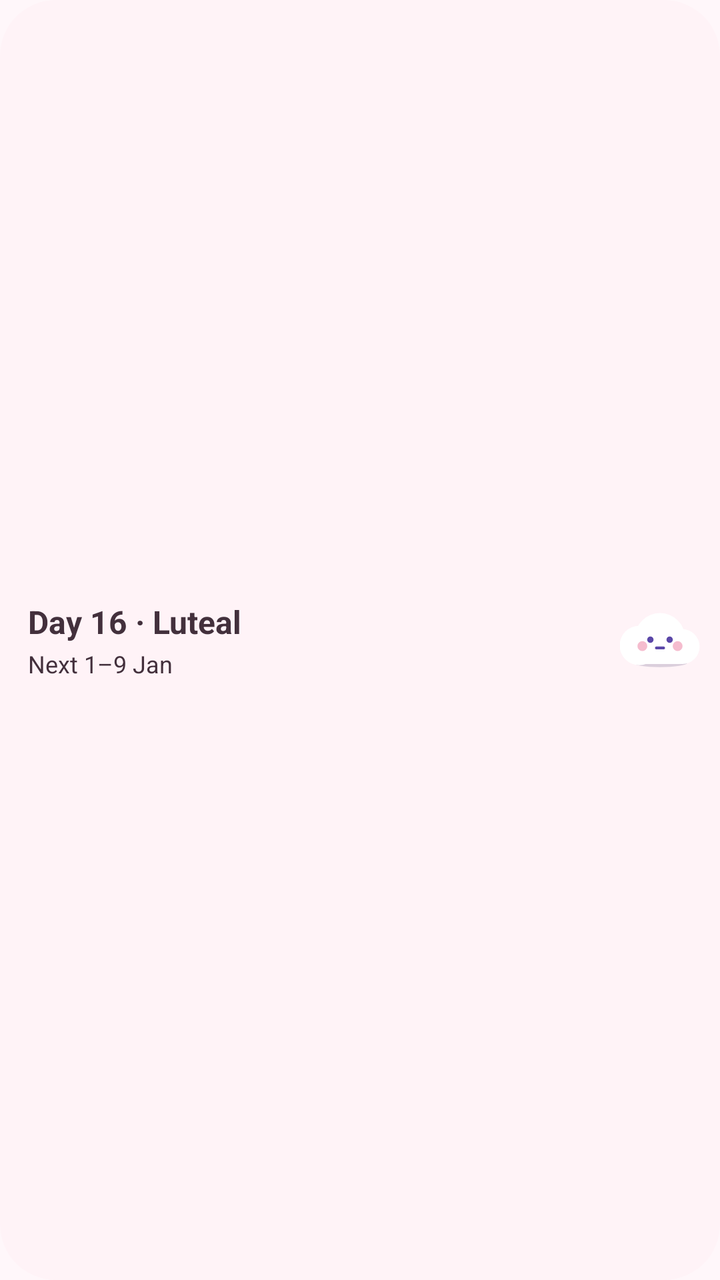
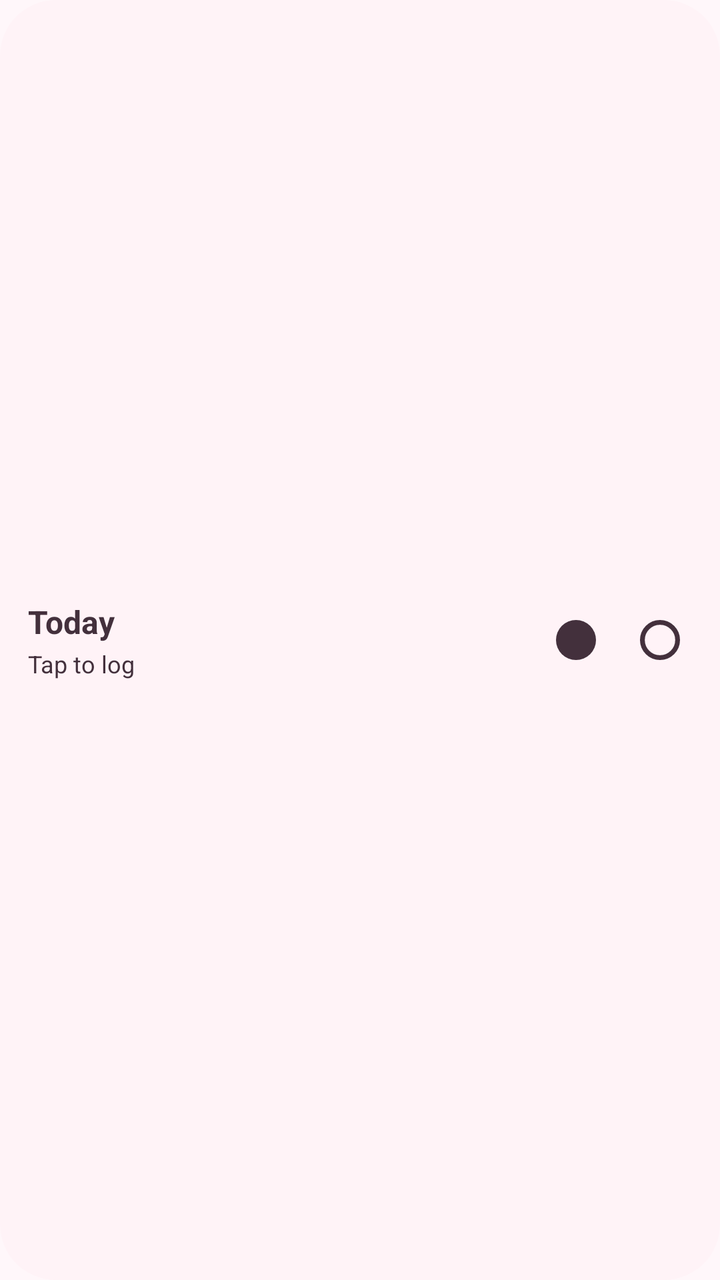

The first picture is an Android layout as it rendered before a commit; the second is the same layout after the commit. The layout source and the unified diff follow.
<!-- AndroidManifest.xml: application theme Theme.CycleTracker -->
<!-- res/layout/widget_cycle.xml -->
<?xml version="1.0" encoding="utf-8"?>
<LinearLayout xmlns:android="http://schemas.android.com/apk/res/android"
    android:id="@+id/widget_root"
    android:layout_width="match_parent"
    android:layout_height="match_parent"
    android:orientation="horizontal"
    android:gravity="center_vertical"
    android:background="@drawable/widget_background"
    android:paddingStart="14dp"
    android:paddingEnd="10dp"
    android:paddingTop="10dp"
    android:paddingBottom="10dp">

    <LinearLayout
        android:layout_width="0dp"
        android:layout_height="wrap_content"
        android:layout_weight="1"
        android:orientation="vertical">

        <TextView
            android:id="@+id/widget_headline"
            android:layout_width="match_parent"
            android:layout_height="wrap_content"
            android:textSize="16sp"
            android:textStyle="bold"
            android:textColor="@color/widget_text"
            android:maxLines="1"
            android:ellipsize="end"
            android:text="Day 16 · Luteal" />

        
        <TextView
            android:id="@+id/widget_detail"
            android:layout_width="match_parent"
            android:layout_height="wrap_content"
            android:layout_marginTop="2dp"
            android:textSize="12sp"
            android:textColor="@color/widget_text"
            android:maxLines="1"
            android:ellipsize="end"
            android:text="Next 1–9 Jan" />
    </LinearLayout>

    
    <LinearLayout
        android:id="@+id/widget_answers"
        android:layout_width="wrap_content"
        android:layout_height="wrap_content"
        android:orientation="horizontal"
        android:visibility="gone">

        <ImageView
            android:id="@+id/widget_answer_bleeding"
            android:layout_width="40dp"
            android:layout_height="40dp"
            android:src="@drawable/widget_dot_filled"
            android:contentDescription="Log bleeding today" />

        <ImageView
            android:id="@+id/widget_answer_none"
            android:layout_width="40dp"
            android:layout_height="40dp"
            android:layout_marginStart="2dp"
            android:src="@drawable/widget_dot_empty"
            android:contentDescription="Log no bleeding today" />
    </LinearLayout>

    
    <ImageView
        android:id="@+id/widget_mascot"
        android:layout_width="40dp"
        android:layout_height="29dp"
        android:layout_marginStart="8dp"
        android:importantForAccessibility="no"
        android:src="@drawable/widget_mascot" />
</LinearLayout>
<!-- resources referenced by this layout -->
<resources>
  <color name="widget_text">#43303C</color>
  <!-- drawable widget_background (drawable) -->
  <?xml version="1.0" encoding="utf-8"?>
  <shape xmlns:android="http://schemas.android.com/apk/res/android"
      android:shape="rectangle">
      <corners android:radius="@android:dimen/system_app_widget_background_radius" />
      <solid android:color="@color/widget_background" />
  </shape>
  <!-- drawable widget_dot_empty (drawable) -->
  <?xml version="1.0" encoding="utf-8"?>
  <vector xmlns:android="http://schemas.android.com/apk/res/android"
      android:width="40dp"
      android:height="40dp"
      android:viewportWidth="40"
      android:viewportHeight="40">
      <path
          android:strokeColor="@color/widget_text"
          android:strokeWidth="2.4"
          android:pathData="M11.2,20 a8.8,8.8 0 1,0 17.6,0 a8.8,8.8 0 1,0 -17.6,0 Z" />
  </vector>
  <!-- drawable widget_dot_filled (drawable) -->
  <?xml version="1.0" encoding="utf-8"?>
  <vector xmlns:android="http://schemas.android.com/apk/res/android"
      android:width="40dp"
      android:height="40dp"
      android:viewportWidth="40"
      android:viewportHeight="40">
      <path
          android:fillColor="@color/widget_text"
          android:pathData="M10,20 a10,10 0 1,0 20,0 a10,10 0 1,0 -20,0 Z" />
  </vector>
  <!-- drawable widget_mascot (drawable) -->
  <?xml version="1.0" encoding="utf-8"?>
  <vector xmlns:android="http://schemas.android.com/apk/res/android"
      android:width="40dp"
      android:height="29dp"
      android:viewportWidth="78"
      android:viewportHeight="56">
  
      
      <path
          android:fillColor="@color/widget_mascot_shadow"
          android:pathData="M12.5,50.5 a26.5,4 0 1,0 53,0 a26.5,4 0 1,0 -53,0 Z" />
  
      
      <path
          android:fillColor="@color/widget_mascot_body"
          android:pathData="M-0.3,33.6 a19,19 0 1,0 38,0 a19,19 0 1,0 -38,0 Z" />
      <path
          android:fillColor="@color/widget_mascot_body"
          android:pathData="M44,34.7 a16.8,16.8 0 1,0 33.6,0 a16.8,16.8 0 1,0 -33.6,0 Z" />
      <path
          android:fillColor="@color/widget_mascot_body"
          android:pathData="M14.4,26.9 a24.6,24.6 0 1,0 49.2,0 a24.6,24.6 0 1,0 -49.2,0 Z" />
      <path
          android:fillColor="@color/widget_mascot_body"
          android:pathData="M20.6,29.1 H57.4 A11.2,11.2 0 0,1 57.4,51.5 H20.6 A11.2,11.2 0 0,1 20.6,29.1 Z" />
  
      
      <path
          android:fillColor="#73E86A93"
          android:pathData="M17,34.2 a4.8,4.8 0 1,0 9.6,0 a4.8,4.8 0 1,0 -9.6,0 Z" />
      <path
          android:fillColor="#73E86A93"
          android:pathData="M51.4,34.2 a4.8,4.8 0 1,0 9.6,0 a4.8,4.8 0 1,0 -9.6,0 Z" />
      <path
          android:fillColor="@color/widget_mascot_face"
          android:pathData="M26.5,28 a3.1,3.1 0 1,0 6.2,0 a3.1,3.1 0 1,0 -6.2,0 Z" />
      <path
          android:fillColor="@color/widget_mascot_face"
          android:pathData="M45.3,28 a3.1,3.1 0 1,0 6.2,0 a3.1,3.1 0 1,0 -6.2,0 Z" />
      <path
          android:strokeColor="@color/widget_mascot_face"
          android:strokeWidth="2.8"
          android:strokeLineCap="round"
          android:pathData="M35.5,36 L42.5,36" />
  </vector>
  <style name="Theme.CycleTracker" parent="android:Theme.Material.Light.NoActionBar">
          <item name="android:windowBackground">@color/window_background</item>
      </style>
  <color name="widget_background">#FFF3F7</color>
  <color name="widget_mascot_shadow">#2E3B2C63</color>
  <color name="widget_mascot_body">#FFFFFF</color>
  <color name="widget_mascot_face">#5B47A8</color>
  <color name="window_background">#FFF7FA</color>
</resources>

<!-- the commit's change to res/layout/widget_cycle.xml (unified diff, before → after) -->
@@ -26,7 +26,7 @@
             android:textColor="@color/widget_text"
             android:maxLines="1"
             android:ellipsize="end"
-            android:text="Day 16 · Luteal" />
+            android:text="Today" />
 
         
         <TextView
@@ -38,7 +38,7 @@
             android:textColor="@color/widget_text"
             android:maxLines="1"
             android:ellipsize="end"
-            android:text="Next 1–9 Jan" />
+            android:text="Tap to log" />
     </LinearLayout>
 
     
@@ -47,7 +47,7 @@
         android:layout_width="wrap_content"
         android:layout_height="wrap_content"
         android:orientation="horizontal"
-        android:visibility="gone">
+        android:visibility="visible">
 
         <ImageView
             android:id="@+id/widget_answer_bleeding"
@@ -72,5 +72,7 @@
         android:layout_height="29dp"
         android:layout_marginStart="8dp"
         android:importantForAccessibility="no"
-        android:src="@drawable/widget_mascot" />
+        android:src="@drawable/widget_mascot"
+        android:visibility="gone"
+        />
 </LinearLayout>
